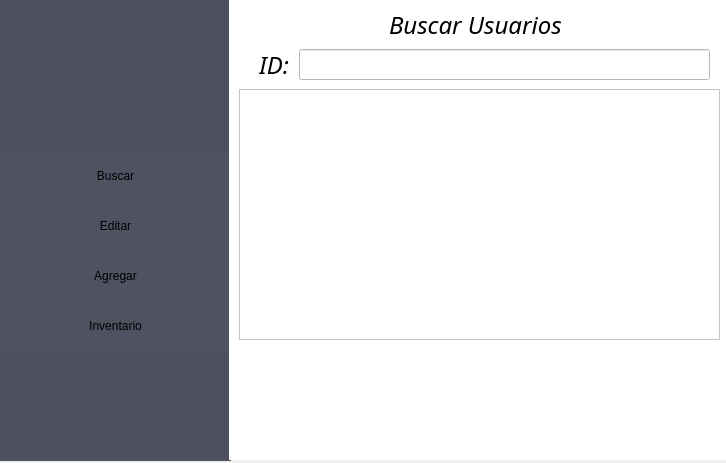
Before: the Qt Designer form RestAu/gerente.ui in DonaldReac/RestaurantProyect, drawn with Qt 5.
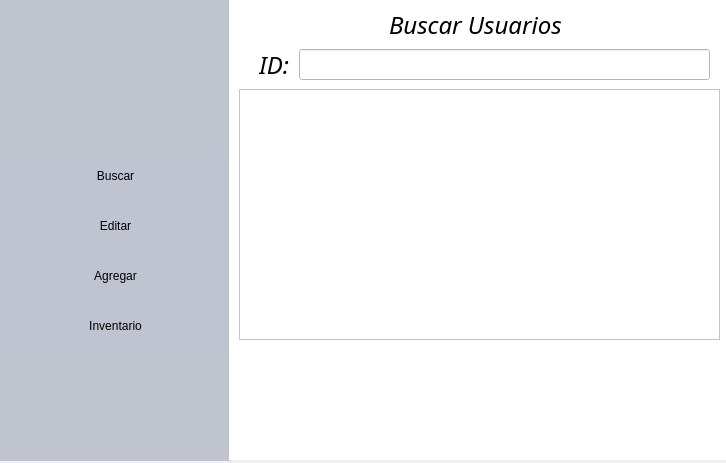
After: the same form once the commit is applied. Icons and pictures are not drawn.

Patch:
```diff
--- a/RestAu/gerente.ui
+++ b/RestAu/gerente.ui
@@ -23,8 +23,9 @@
     </rect>
    </property>
    <property name="styleSheet">
-    <string notr="true">background-color: rgb(77, 80, 93);
-
+    <string notr="true">QWidget{
+	background-color: #C0C4CF;
+}
 </string>
    </property>
    <widget class="QWidget" name="page">
```
Left out of the diff: 2 changed lines with no effect on the pictures.
